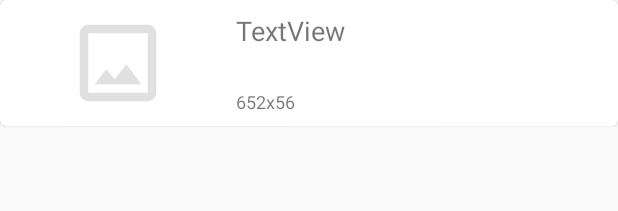
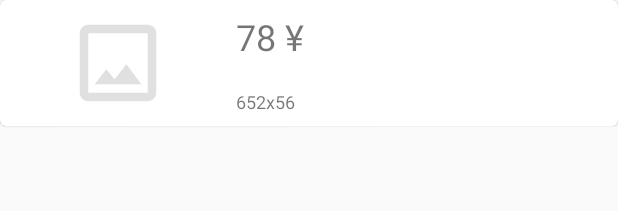
Before and after one commit to 972784674t/CimoShop, an Android app: the layout shopcaritem.xml on its own in the app's theme, with its tools: preview values and no code run, on a phone screen of 412 x 824 dp. Shown: the top 211 px of the screen. Run offline under Robolectric (Android 15) with nearby library versions, the phone set to English and light mode, and no system bars; network calls fail.

```diff
--- a/app/src/main/java/com/example/cimoshop/ui/goodsclass/gallery/GalleryDetail.java
+++ b/app/src/main/java/com/example/cimoshop/ui/goodsclass/gallery/GalleryDetail.java
@@ -158,7 +158,7 @@ public class GalleryDetail extends AppCompatActivity implements View.OnClickList
         floatingActionButton.setOnClickListener(new View.OnClickListener() {
             @Override
             public void onClick(View v) {
-                if(IS_LOGON){
+                if( IS_LOGON ){
                     isAddtoCat();
                 } else {
                     Toast.makeText(getApplicationContext(),"请先登录哦",Toast.LENGTH_SHORT).show();
@@ -187,7 +187,7 @@ public class GalleryDetail extends AppCompatActivity implements View.OnClickList
 
     /**
      * 初始化收藏图片操作
-     * @param item  MenuItem
+     * @param item MenuItem
      * @param hitsBean hitsBean
      */
     private void initFavoriteImage(MenuItem item, Pixabay.HitsBean hitsBean) {
@@ -217,6 +217,7 @@ public class GalleryDetail extends AppCompatActivity implements View.OnClickList
      * 是否加入购物车
      */
     void isAddtoCat() {
+
         new MaterialAlertDialogBuilder(this)
                 .setTitle("CIMO")
                 .setMessage("确认将该图片加入购物车吗")
--- a/app/src/main/res/layout/shopcaritem.xml
+++ b/app/src/main/res/layout/shopcaritem.xml
@@ -36,11 +36,12 @@
             android:layout_marginStart="16dp"
             android:layout_marginTop="8dp"
             android:text="TextView"
-            android:textSize="18sp"
+            android:textSize="24sp"
             app:layout_constraintBottom_toBottomOf="parent"
             app:layout_constraintStart_toEndOf="@+id/shopcatiemimg"
             app:layout_constraintTop_toTopOf="parent"
-            app:layout_constraintVertical_bias="0.0" />
+            app:layout_constraintVertical_bias="0.0"
+            tools:text="78 ¥ " />
 
         <TextView
             android:id="@+id/shopcatitemsize"
```
Also changed, not shown: app/src/main/java/com/example/cimoshop/ui/personalcenter/PersonalCenter.java (+24 -14 lines).
